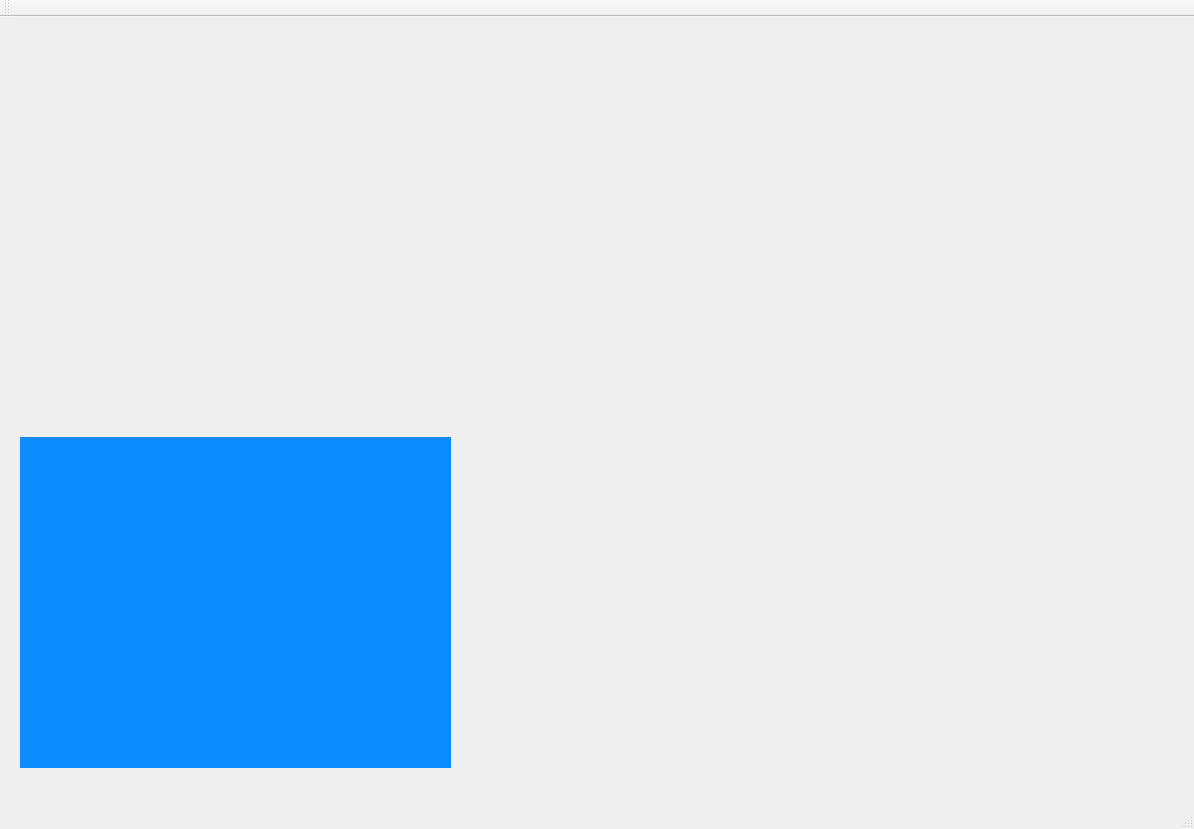
iefcyang/ImageProcessingLearning, file ColorMap/ColorMap.ui: the form before one commit.
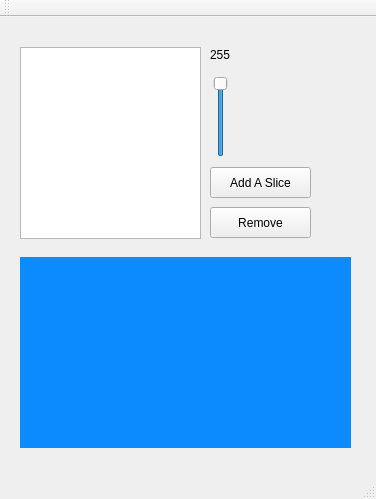
The form after the commit. Custom widgets are drawn as their Qt base class.

```diff
--- a/ColorMap/ColorMap.ui
+++ b/ColorMap/ColorMap.ui
@@ -6,8 +6,8 @@
    <rect>
     <x>0</x>
     <y>0</y>
-    <width>1194</width>
-    <height>829</height>
+    <width>376</width>
+    <height>499</height>
    </rect>
   </property>
   <property name="windowTitle">
@@ -18,15 +18,83 @@
     <property name="geometry">
      <rect>
       <x>20</x>
-      <y>420</y>
-      <width>431</width>
-      <height>331</height>
+      <y>240</y>
+      <width>331</width>
+      <height>191</height>
      </rect>
     </property>
     <property name="styleSheet">
      <string notr="true">background-color: rgb(12, 138, 255);</string>
     </property>
    </widget>
+   <widget class="QListWidget" name="listWidget">
+    <property name="geometry">
+     <rect>
+      <x>20</x>
+      <y>30</y>
+      <width>181</width>
+      <height>192</height>
+     </rect>
+    </property>
+   </widget>
+   <widget class="QPushButton" name="btnAdd">
+    <property name="geometry">
+     <rect>
+      <x>210</x>
+      <y>150</y>
+      <width>101</width>
+      <height>31</height>
+     </rect>
+    </property>
+    <property name="text">
+     <string>Add A Slice</string>
+    </property>
+   </widget>
+   <widget class="QSlider" name="verticalSlider">
+    <property name="geometry">
+     <rect>
+      <x>210</x>
+      <y>59</y>
+      <width>22</width>
+      <height>81</height>
+     </rect>
+    </property>
+    <property name="maximum">
+     <number>255</number>
+    </property>
+    <property name="value">
+     <number>255</number>
+    </property>
+    <property name="orientation">
+     <enum>Qt::Vertical</enum>
+    </property>
+   </widget>
+   <widget class="QLabel" name="labLevel">
+    <property name="geometry">
+     <rect>
+      <x>210</x>
+      <y>30</y>
+      <width>53</width>
+      <height>16</height>
+     </rect>
+    </property>
+    <property name="text">
+     <string>255</string>
+    </property>
+   </widget>
+   <widget class="QPushButton" name="btnDelete">
+    <property name="geometry">
+     <rect>
+      <x>210</x>
+      <y>190</y>
+      <width>101</width>
+      <height>31</height>
+     </rect>
+    </property>
+    <property name="text">
+     <string>Remove</string>
+    </property>
+   </widget>
   </widget>
   <widget class="QMenuBar" name="menuBar">
    <property name="geometry">
```
Left out of the diff: 2 changed lines with no effect on the pictures.
